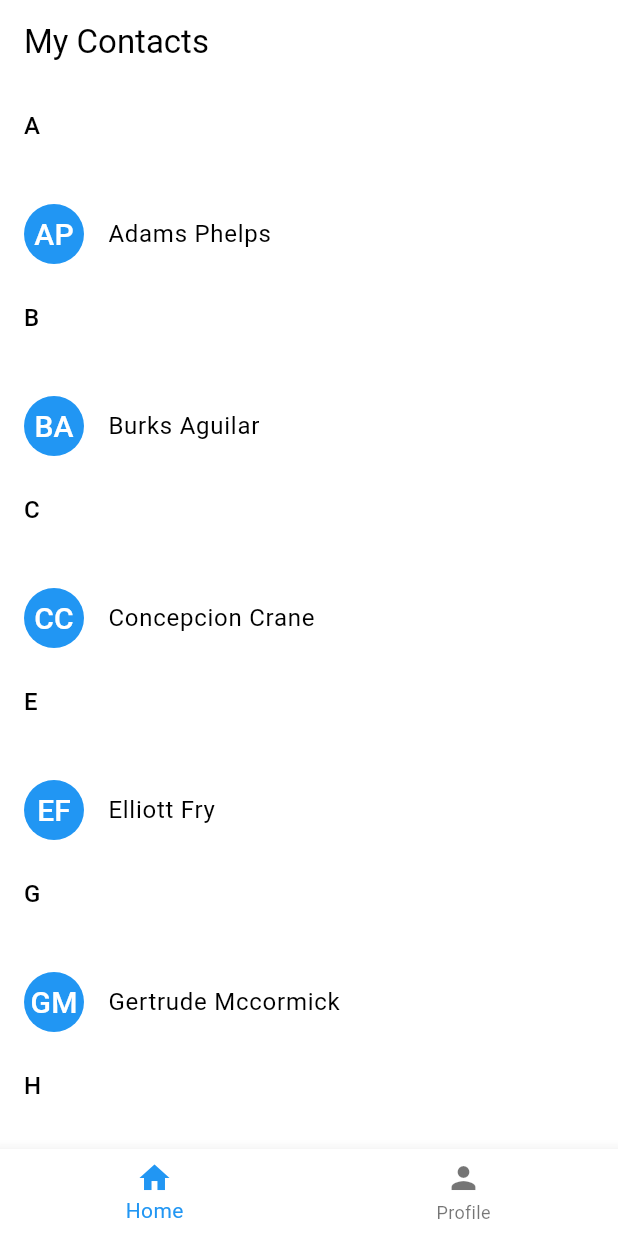
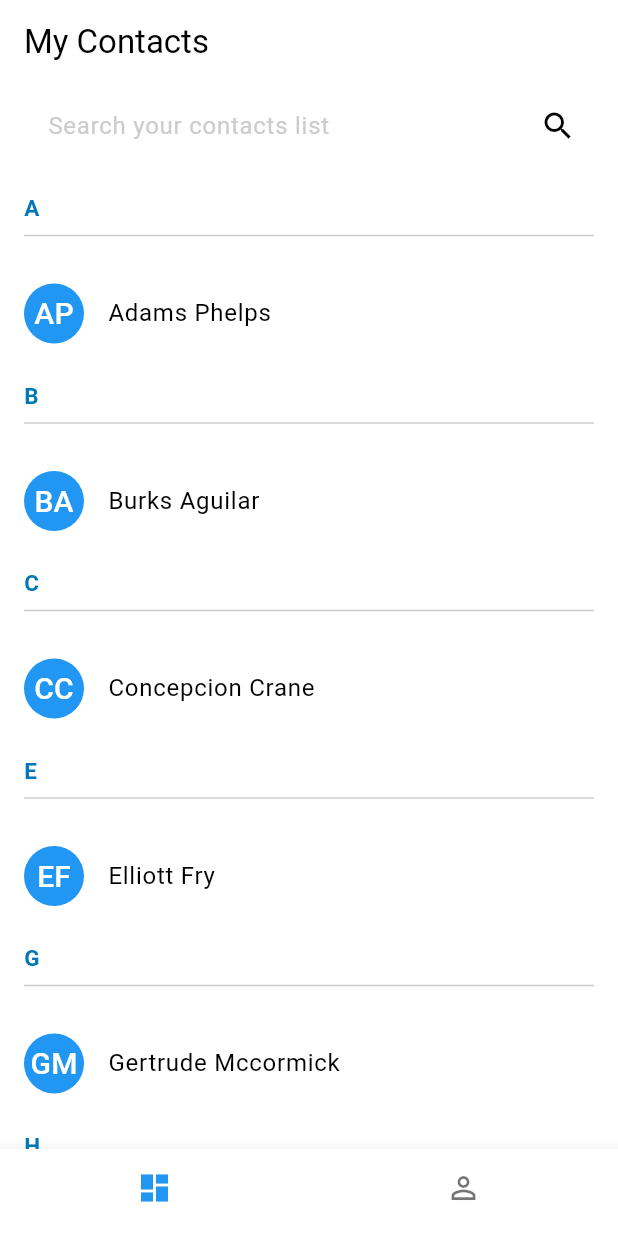
Before and after one commit to derohimat/contact_app_tw, a Flutter app: the screen it shows after launch, on a phone screen of 412 x 824 dp. Run offline on Flutter 3.47's test engine with Material 3 defaults, Android fonts, the phone set to English and light mode, and no system bars; our stand-ins replace get.

Commit message:
search function on contact list

```diff
--- a/lib/presentation/screens/home/home_content.dart
+++ b/lib/presentation/screens/home/home_content.dart
@@ -2,6 +2,7 @@ import 'package:flutter/material.dart';
 import 'package:get/get.dart';
 
 import '../../../data/models/contact.dart';
+import '../../../styles/app_colors.dart';
 import '../../widgets/initial_avatar.dart';
 import '../contact_detail/contact_binding.dart';
 import '../contact_detail/contact_detail_screen.dart';
@@ -12,13 +13,38 @@ class HomeContent extends GetView<HomeController> {
 
   @override
   Widget build(BuildContext context) {
-    return Obx(() {
+    final TextEditingController searchController = TextEditingController();
+    final RxString searchQuery = ''.obs;
+
+    return Column(
+      children: [
+        Padding(
+          padding: const EdgeInsets.symmetric(horizontal: 16.0),
+          child: TextField(
+            controller: searchController,
+            decoration: const InputDecoration(
+              hintText: 'Search your contacts list',
+              hintStyle: TextStyle(color: AppColors.darkGray),
+              border: OutlineInputBorder(),
+              suffixIcon: Icon(Icons.search),
+            ),
+            onChanged: (value) {
+              searchQuery.value = value;
+            },
+          ),
+        ),
+        Expanded(
+          child: Obx(() {
             if (controller.isLoading.value) {
               return const Center(child: CircularProgressIndicator());
             } else if (controller.contacts.isEmpty) {
               return const Center(child: Text('No contacts found.'));
             } else {
-        final groupedContacts = _groupContactsByFirstChar(controller.contacts);
+              final filteredContacts = controller.contacts.where((contact) {
+                final query = searchQuery.value.toLowerCase();
+                return contact.firstName.toLowerCase().contains(query) || contact.lastName.toLowerCase().contains(query);
+              }).toList();
+              final groupedContacts = _groupContactsByFirstChar(filteredContacts);
               return RefreshIndicator(
                 onRefresh: () async {
                   await controller.fetchContacts();
@@ -32,7 +58,10 @@ class HomeContent extends GetView<HomeController> {
                 ),
               );
             }
-    });
+          }),
+        ),
+      ],
+    );
   }
 
   Map<String, List<Contact>> _groupContactsByFirstChar(List<Contact> contacts) {
@@ -58,9 +87,13 @@ class HomeContent extends GetView<HomeController> {
               children: [
                 Text(
                   groupKey,
-                  style: Theme.of(context).textTheme.titleMedium,
+                  style: TextStyle(
+                    fontSize: 15,
+                    fontWeight: FontWeight.bold,
+                    color: AppColors.blue,
                   ),
-                const Divider(),
+                ),
+                const Divider(color: AppColors.darkGray),
               ],
             )),
         ...contacts.map(
--- a/lib/presentation/screens/home/home_screen.dart
+++ b/lib/presentation/screens/home/home_screen.dart
@@ -1,3 +1,4 @@
+import 'package:contact_app_tw/styles/app_colors.dart';
 import 'package:flutter/material.dart';
 import 'package:get/get.dart';
 
@@ -35,6 +36,7 @@ class _HomeScreenState extends State<HomeScreen> {
     return Scaffold(
       appBar: AppBar(
         title: Text(_currentIndex == 0 ? 'My Contacts' : 'My Profile'),
+        backgroundColor: AppColors.white,
       ),
       body: PageView(
         controller: _pageController,
@@ -49,6 +51,7 @@ class _HomeScreenState extends State<HomeScreen> {
         ],
       ),
       bottomNavigationBar: BottomNavigationBar(
+        backgroundColor: AppColors.white,
         currentIndex: _currentIndex,
         onTap: (index) async {
           final user = await Get.find<HomeController>().loggedInUser();
@@ -65,13 +68,15 @@ class _HomeScreenState extends State<HomeScreen> {
             );
           }
         },
+        showSelectedLabels: false,
+        showUnselectedLabels: false,
         items: const [
           BottomNavigationBarItem(
-            icon: Icon(Icons.home),
+            icon: Icon(Icons.dashboard),
             label: 'Home',
           ),
           BottomNavigationBarItem(
-            icon: Icon(Icons.person),
+            icon: Icon(Icons.person_outline),
             label: 'Profile',
           ),
         ],
```
Lines whose indentation alone changed are shown as unchanged.
